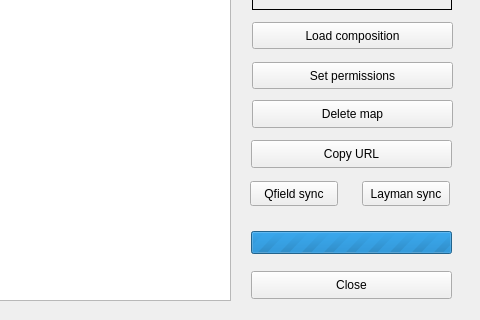
Above: dlg_addMap.ui from LESPROJEKT/qgis-layman-plugin before the change; both pictures show x 420 to 900 and y 230 to 550 of the 900 by 550 pixel window. Below: the same form after it.
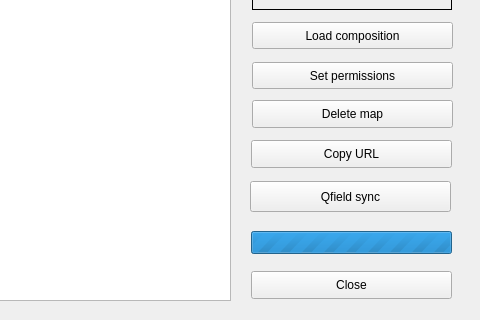
That is the form after the change. Icons and pictures are not drawn. Custom widgets are drawn as their Qt base class.

Commit message: download project fix

```diff
--- a/dlg_addMap.ui
+++ b/dlg_addMap.ui
@@ -477,25 +477,16 @@
     <rect>
      <x>670</x>
      <y>411</y>
-     <width>88</width>
-     <height>25</height>
+     <width>201</width>
+     <height>31</height>
     </rect>
    </property>
    <property name="text">
     <string>Qfield sync</string>
    </property>
-  </widget>
-  <widget class="QPushButton" name="pushButton_laymanSync">
-   <property name="geometry">
-    <rect>
-     <x>782</x>
-     <y>411</y>
-     <width>88</width>
-     <height>25</height>
-    </rect>
-   </property>
-   <property name="text">
-    <string>Layman sync</string>
+   <property name="icon">
+    <iconset>
+     <normaloff>icons/qfield.png</normaloff>icons/qfield.png</iconset>
    </property>
   </widget>
  </widget>
```
The commit also changes 2 other files.
